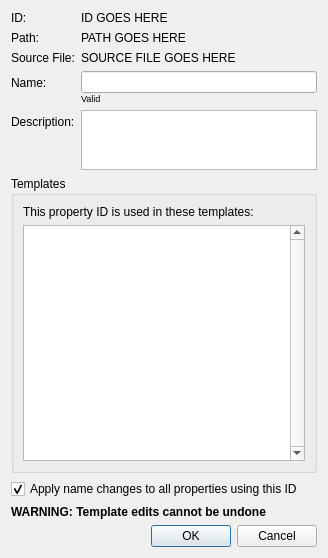
AxioDL/PrimeWorldEditor, file src/Editor/WorldEditor/CTemplateEditDialog.ui: the form before one commit.
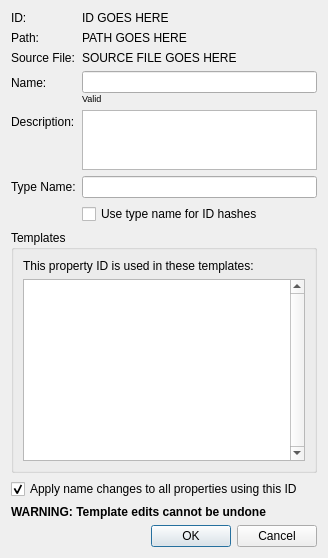
The form after the commit. Custom widgets are drawn as their Qt base class.

Commit message: Added support for renaming property archetypes. Added support for enums to override the default type name. Added the ability for enums/choices/flags with no values/flags to be edited as ints.

Diff of the .ui file:
```diff
--- a/src/Editor/WorldEditor/CTemplateEditDialog.ui
+++ b/src/Editor/WorldEditor/CTemplateEditDialog.ui
@@ -116,14 +116,14 @@
        </item>
       </layout>
      </item>
-     <item row="4" column="0">
+     <item row="5" column="0">
       <widget class="QLabel" name="DescriptionLabel">
        <property name="text">
         <string>Description:</string>
        </property>
       </widget>
      </item>
-     <item row="4" column="1">
+     <item row="5" column="1">
       <widget class="QPlainTextEdit" name="DescriptionTextEdit">
        <property name="sizePolicy">
         <sizepolicy hsizetype="Expanding" vsizetype="Minimum">
@@ -143,11 +143,31 @@
          <height>60</height>
         </size>
        </property>
+       <property name="tabChangesFocus">
+        <bool>true</bool>
+       </property>
        <property name="plainText">
         <string/>
        </property>
       </widget>
      </item>
+     <item row="6" column="0">
+      <widget class="QLabel" name="TypenameLabel">
+       <property name="text">
+        <string>Type Name:</string>
+       </property>
+      </widget>
+     </item>
+     <item row="6" column="1">
+      <widget class="QLineEdit" name="TypenameLineEdit"/>
+     </item>
+     <item row="7" column="1">
+      <widget class="QCheckBox" name="OverrideTypeNameCheckBox">
+       <property name="text">
+        <string>Use type name for ID hashes</string>
+       </property>
+      </widget>
+     </item>
     </layout>
    </item>
    <item>
```
The commit also changes 243 other files.
